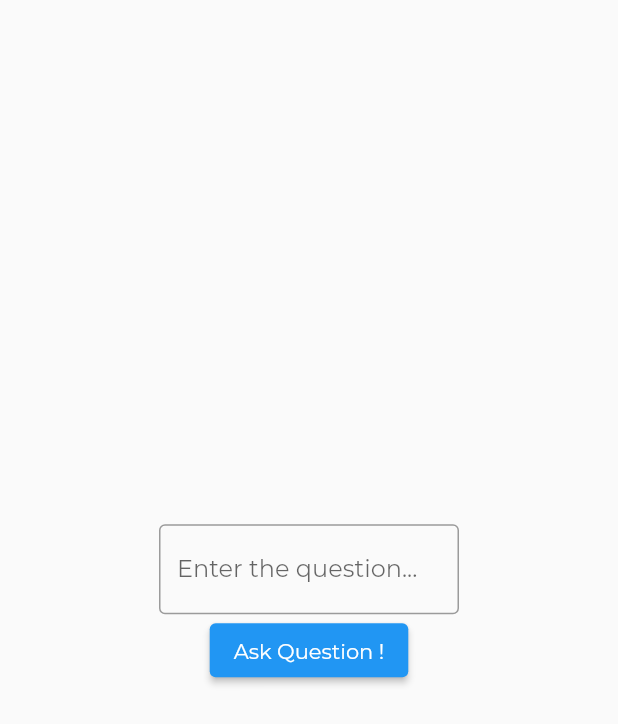
After one commit to shivance/Covine, a Flutter app: the Bot screen opened directly, after a tap on "Ask Question !", on a phone screen of 412 x 824 dp. The commit adds this screen. Shown: the top 724 px of the screen. Run offline on Flutter 3.47's test engine with Material 2 defaults, Android fonts, the light colour scheme and no system bars; our stand-ins replace cloud_firestore, curved_navigation_bar, firebase_auth, flip_card, location, modal_progress_hud and 3 more; missing offline and left inert: google_maps_flutter_heatmap, nearby_connections; accounts and stored records are empty; network calls fail.

Commit message:
refactored code and integrated 2 parts of app

```diff
--- /dev/null
+++ b/covine/lib/screens/botscreen.dart
@@ -0,0 +1,97 @@
+import 'package:flutter/material.dart';
+import "package:http/http.dart" as http;
+import "dart:convert";
+
+
+
+class Bot extends StatefulWidget {
+  @override
+  _BotState createState() => _BotState();
+}
+
+class _BotState extends State<Bot> {
+  final TextEditingController _controller = new TextEditingController();
+  String res_string='';
+  Future<void>postTest() async {
+
+    final uri = Uri.parse("http://192.168.131.106:8000/api/bot/");
+
+    final response = await http.post(
+      uri,
+      headers: {
+        "Content-Type":"application/x-www-form-urlencoded",
+      },
+      encoding: Encoding.getByName('utf-8'),
+      body: {
+        "qna":_controller.text.toString(),
+      }
+    );
+
+    if (response.statusCode==200){
+      print("Server DID NOT RETURN RESPONSE");
+    }else {
+      print("Server did not return 200 OK RESPONSE");
+    }
+    print(response.body);
+
+    setState(() {
+      res_string = response.body.toString();
+    });
+  }
+
+
+
+  @override
+  void initState() {
+    super.initState();
+    _controller.addListener(() {
+      final String text = _controller.text.toLowerCase();
+      _controller.value = _controller.value.copyWith(
+        text:text,
+      );
+    });
+
+    res_string = '';
+  }
+
+  @override
+  void dispose() {
+    _controller.dispose();
+    super.dispose();
+  }
+
+
+  @override
+  Widget build(BuildContext context) {
+
+      return Scaffold(
+
+        body: Center(
+          child: Column(
+            mainAxisAlignment: MainAxisAlignment.center,
+            children: [
+              Container(
+                width: 200,
+                child: TextFormField(
+                  controller:_controller,
+                  decoration: InputDecoration(border:OutlineInputBorder(),hintText: "Enter the question..."),
+                ),
+              ),
+              Container(
+                child:Center(
+                  child:ElevatedButton(
+                    child:Text("Ask Question !"),
+                    onPressed: (){
+                      postTest();
+                      }
+                    )
+                )
+              ),
+              Text(res_string)
+            ],
+          ),
+        ),
+      );
+
+  }
+}
--- a/covine/lib/login.dart
+++ b/covine/lib/screens/login.dart
@@ -1,7 +1,7 @@
 import 'package:page_transition/page_transition.dart';
 import 'package:covine/components/rounded_button.dart';
 import 'package:covine/constants.dart';
-import 'package:covine/tracing.dart';
+import 'package:covine/screens/tracing.dart';
 import 'package:firebase_auth/firebase_auth.dart';
 import 'package:flutter/material.dart';
 import 'package:modal_progress_hud/modal_progress_hud.dart';
--- a/covine/lib/registration.dart
+++ b/covine/lib/screens/registration.dart
@@ -1,7 +1,7 @@
 import 'package:cloud_firestore/cloud_firestore.dart';
 import 'package:covine/components/rounded_button.dart';
 import 'package:covine/constants.dart';
-import 'package:covine/tracing.dart';
+import 'package:covine/screens/tracing.dart';
 import 'package:firebase_auth/firebase_auth.dart';
 import 'package:flutter/material.dart';
 import 'package:modal_progress_hud/modal_progress_hud.dart';
--- a/covine/lib/tracing.dart
+++ b/covine/lib/screens/tracing.dart
@@ -6,12 +6,13 @@ import 'package:flutter/material.dart';
 import 'package:location/location.dart';
 import 'package:nearby_connections/nearby_connections.dart';
 import 'package:page_transition/page_transition.dart';
-import 'package:covine/screen1.dart';
-import 'package:covine/screen2.dart';
-import 'package:covine/screen3.dart';
+import 'package:covine/screens/screen1.dart';
+import 'package:covine/screens/screen2.dart';
+import 'package:covine/screens/screen3.dart';
 import 'package:flutter/cupertino.dart';
-import 'package:covine/about.dart';
+import 'package:covine/screens/about.dart';
 import 'package:rflutter_alert/rflutter_alert.dart';
+import 'package:covine/screens/botscreen.dart';
 
 class NearbyInterface extends StatefulWidget {
   static const String id = 'nearby_interface';
@@ -41,7 +42,8 @@ class _NearbyInterfaceState extends State<NearbyInterface> {
   final List<Widget> viewContainer = [
     Screen1(),
     Screen2(),
-    Screen3()
+    Screen3(),
+    Bot(),
     //VideoContainerScreen(),
     //AlbumContainerScreen()
   ];
@@ -339,6 +341,7 @@ class _NearbyInterfaceState extends State<NearbyInterface> {
           Icon(Icons.home, size: 23),
           Icon(Icons.message, size: 23),
           Icon(Icons.supervised_user_circle, size: 23),
+          Icon(Icons.home,size: 23),
         ],
         onTap: (index) {
           setState(() {
--- a/covine/pubspec.yaml
+++ b/covine/pubspec.yaml
@@ -44,6 +44,7 @@ dependencies:
   flutter_map: any # or the latest version on Pub
   google_maps_flutter_heatmap: ^0.1.1+2
   persistent_bottom_nav_bar:
+  http:
 
 dev_dependencies:
   flutter_test:
```
Also changed, not shown: covine/lib/main.dart (+4 -4 lines), covine/lib/screens/about.dart (renamed from covine/lib/about.dart), covine/lib/screens/screen1.dart (renamed from covine/lib/screen1.dart), covine/lib/screens/screen2.dart (renamed from covine/lib/screen2.dart), covine/lib/screens/screen3.dart (renamed from covine/lib/screen3.dart), covine/lib/screens/welcome_screen.dart (renamed from covine/lib/welcome_screen.dart), covine/pubspec.lock.
